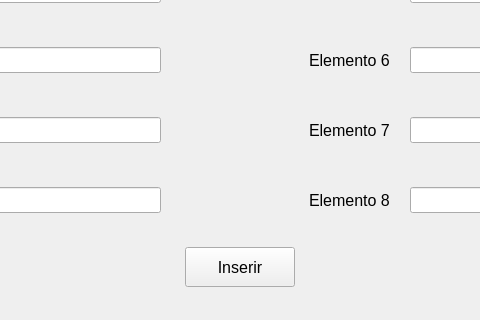
Above: si/qt/gamelic_qt/mainwindow.ui from Wultyc/ISEP_1718_2A2S_LSIS1 before the change; both pictures show x 211 to 691 and y 160 to 480 of the 916 by 480 pixel window. Below: the same form after it.
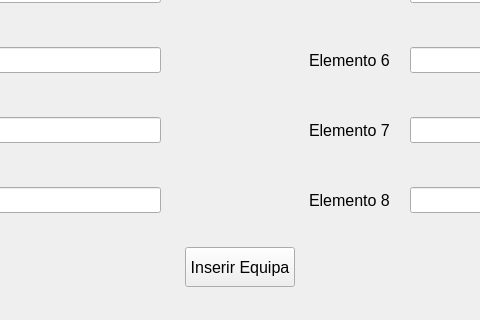
That is the form after the change. The open tabs and pages were chosen to show the change.

Commit message: Teste Visual Studio + qt

What changed in the file:
```diff
--- a/si/qt/gamelic_qt/mainwindow.ui
+++ b/si/qt/gamelic_qt/mainwindow.ui
@@ -353,7 +353,7 @@
          </font>
         </property>
         <property name="text">
-         <string>Inserir</string>
+         <string>Inserir Equipa</string>
         </property>
        </widget>
       </widget>
```
Left out of the diff: 2 changed lines with no effect on the pictures. The commit also changes 2 other files.
